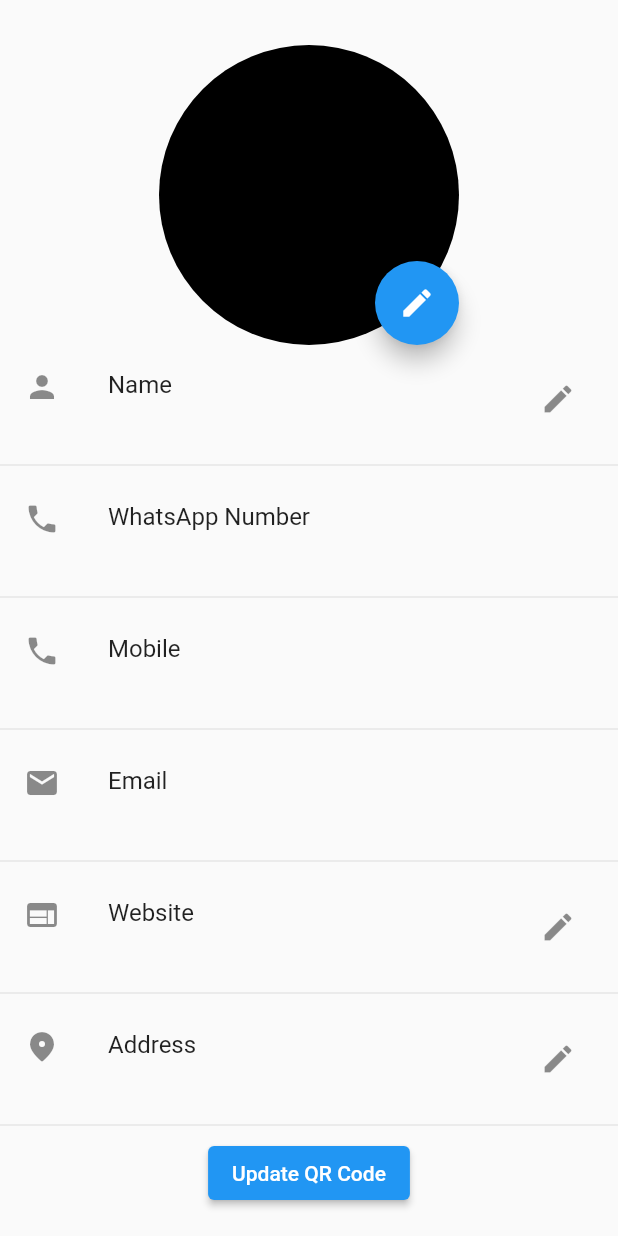
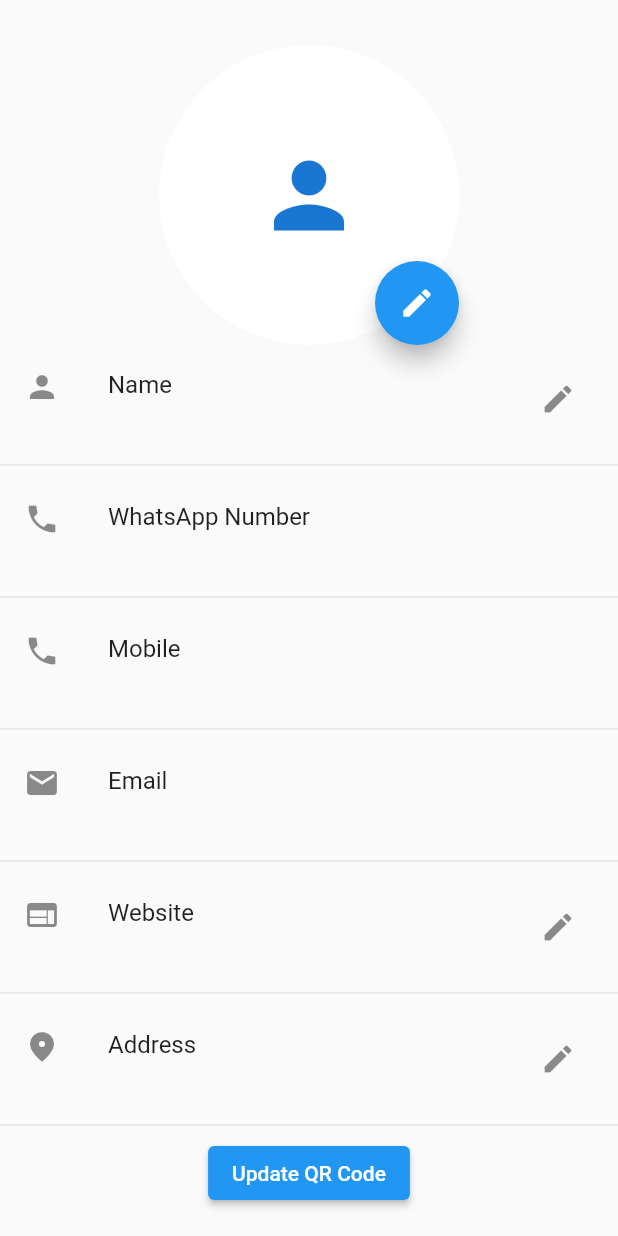
Before and after one commit to Hitesh123mori/Scanner-App---Flutter, a Flutter app: the EditableText1 screen opened directly, on a phone screen of 412 x 824 dp. Run offline on Flutter 3.47's test engine with Material 2 defaults, Android fonts, the phone set to English and light mode, and no system bars; our stand-ins replace animated_text_kit, cloud_firestore, firebase_auth, firebase_core, permission_handler, qr_flutter and 1 more; missing offline and left inert: qrscan; accounts and stored records are empty.

Commit message:
finall commmit

```diff
--- a/lib/row_material/Profile_Editable_Text.dart
+++ b/lib/row_material/Profile_Editable_Text.dart
@@ -28,7 +28,7 @@ class _EditableText1State extends State<EditableText1> {
               alignment: Alignment.bottomRight,
                 children:[
 
-                  CircleAvatar(radius: 100,backgroundColor: Colors.black,),
+                  CircleAvatar(radius: 100,backgroundColor:Colors.white,child: Icon(Icons.person,size: 70,),),
                   FloatingActionButton(onPressed: (){
 
                   },child: Icon(Icons.edit),) ,
```
Also changed, not shown: lib/screens/list_contacts.dart (+6 -4 lines).
